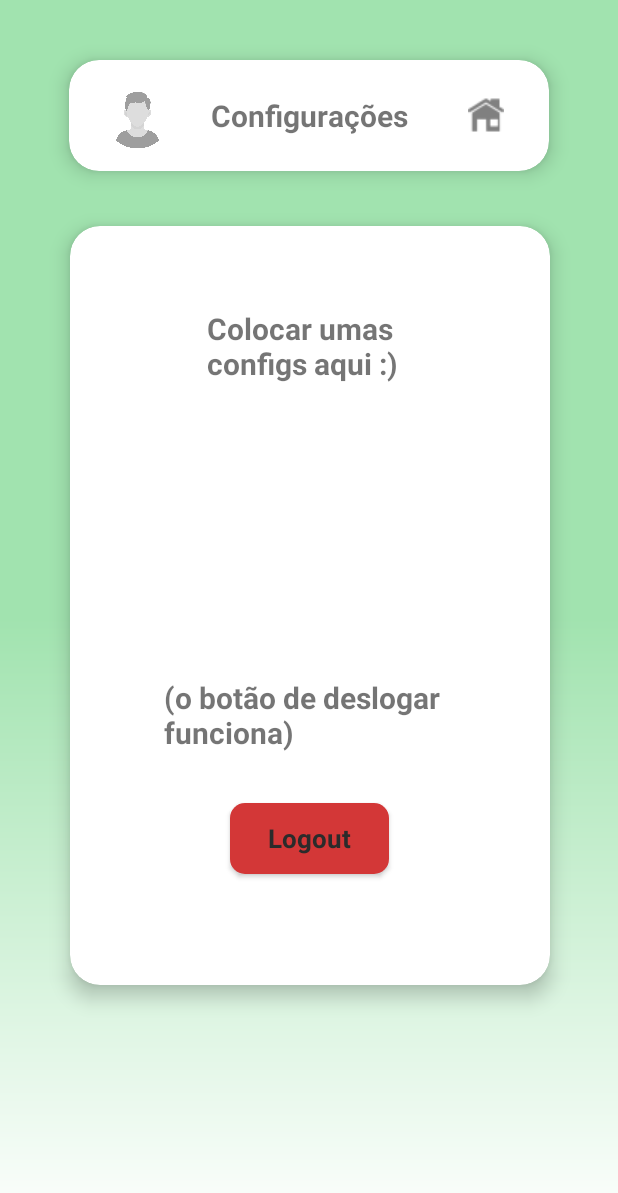
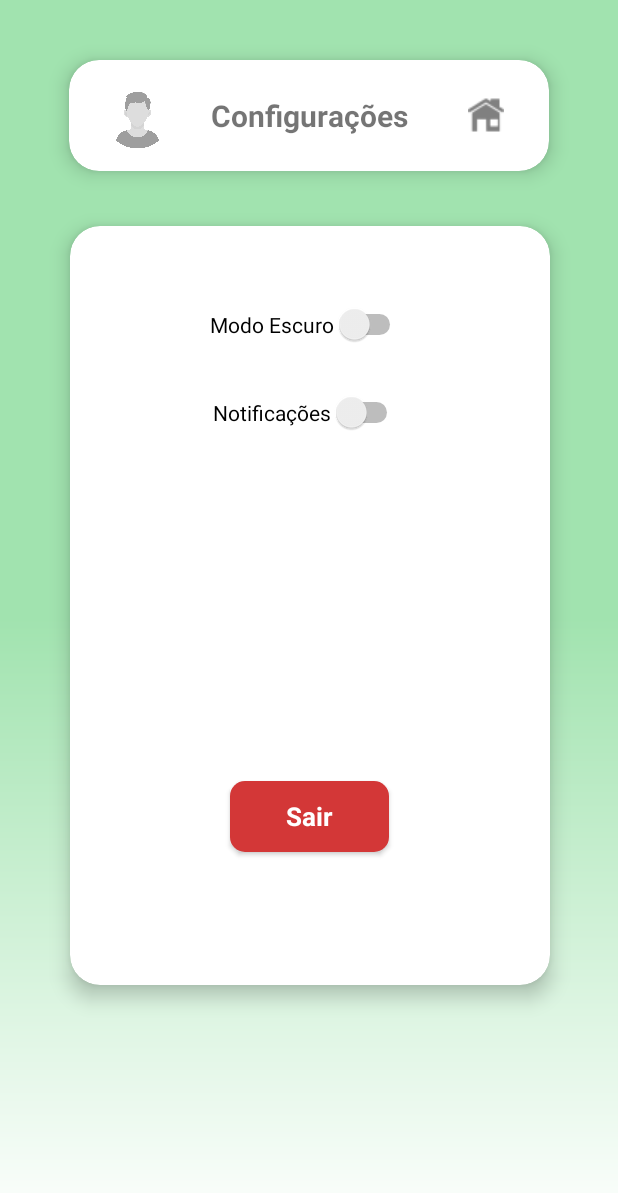
Before and after one commit to Little-Tooth-Tecnologies/tooth-wallet, an Android app: the SettingsActivity screen opened directly, with no data from a screen before it, on a phone screen of 412 x 824 dp. Shown: the top 1193 px of the screen. Run offline under Robolectric (Android 15) with nearby library versions, the light colour scheme and no system bars; our stand-ins replace Firebase (no records; nobody signed in at launch, a user with empty details on screens opened directly); Roboto replaces fonts that are not available here.

Commit message:
added dummy settings in settings page
added dummy settings for placeholder formats in the settings page.
this is necessary for the recording screen  today to submit the last stage of the project

```diff
--- a/app/src/main/res/layout/activity_settings.xml
+++ b/app/src/main/res/layout/activity_settings.xml
@@ -95,41 +95,13 @@
             <Button
                 android:id="@+id/buttonLogoff"
                 style="@style/buttonRed_logout"
+                android:onClick="logoutConfirmation"
                 android:text="@string/settings_logout_button"
-                android:onClick="logoutConfirmation"
+                android:textColor="@color/white"
                 app:layout_constraintBottom_toBottomOf="parent"
                 app:layout_constraintEnd_toEndOf="parent"
                 app:layout_constraintHorizontal_bias="0.497"
-                app:layout_constraintStart_toStartOf="parent"
-                app:layout_constraintTop_toBottomOf="@+id/settingsText2"
-                app:layout_constraintVertical_bias="0.0" />
-
-            <TextView
-                android:id="@+id/settingsText"
-                android:layout_width="136dp"
-                android:layout_height="83dp"
-                android:text="Colocar umas configs aqui :)"
-                android:textSize="20sp"
-                android:textStyle="bold"
-                app:layout_constraintBottom_toBottomOf="parent"
-                app:layout_constraintEnd_toEndOf="parent"
-                app:layout_constraintHorizontal_bias="0.496"
-                app:layout_constraintStart_toStartOf="parent"
-                app:layout_constraintTop_toTopOf="parent"
-                app:layout_constraintVertical_bias="0.108" />
-
-            <TextView
-                android:id="@+id/settingsText2"
-                android:layout_width="195dp"
-                android:layout_height="68dp"
-                android:text="(o botão de deslogar funciona)"
-                android:textSize="20sp"
-                android:textStyle="bold"
-                app:layout_constraintBottom_toBottomOf="parent"
-                app:layout_constraintEnd_toEndOf="parent"
-                app:layout_constraintStart_toStartOf="parent"
-                app:layout_constraintTop_toTopOf="parent"
-                app:layout_constraintVertical_bias="0.699" />
+                app:layout_constraintStart_toStartOf="parent" />
 
             <Button
                 android:id="@+id/button"
@@ -143,6 +115,30 @@
                 app:layout_constraintTop_toTopOf="parent"
                 app:layout_constraintVertical_bias="2.5" />
 
+            <Switch
+                android:id="@+id/switch1"
+                android:layout_width="wrap_content"
+                android:layout_height="wrap_content"
+                android:text="@string/darkMode"
+                app:layout_constraintBottom_toBottomOf="parent"
+                app:layout_constraintEnd_toEndOf="parent"
+                app:layout_constraintHorizontal_bias="0.491"
+                app:layout_constraintStart_toStartOf="parent"
+                app:layout_constraintTop_toTopOf="parent"
+                app:layout_constraintVertical_bias="0.088" />
+
+            <Switch
+                android:id="@+id/switch2"
+                android:layout_width="wrap_content"
+                android:layout_height="wrap_content"
+                android:text="@string/notifications"
+                app:layout_constraintBottom_toBottomOf="parent"
+                app:layout_constraintEnd_toEndOf="parent"
+                app:layout_constraintHorizontal_bias="0.494"
+                app:layout_constraintStart_toStartOf="parent"
+                app:layout_constraintTop_toTopOf="parent"
+                app:layout_constraintVertical_bias="0.218" />
+
         </androidx.constraintlayout.widget.ConstraintLayout>
 
     </androidx.cardview.widget.CardView>
--- a/app/src/main/res/values/strings.xml
+++ b/app/src/main/res/values/strings.xml
@@ -39,7 +39,7 @@
     <string name="login_emailInputButton" translatable="false">Login</string>
     <string name="home_add_button">Adicionar</string>
     <string name="home_add_plus" translatable="false">+</string>
-    <string name="settings_logout_button" translatable="false">Logout</string>
+    <string name="settings_logout_button" translatable="false">Sair</string>
     <string name="dialog_confirmation">Confirmar Logout?</string>
     <string name="dialog_confirmation_yes">Sim</string>
     <string name="dialog_confirmation_cancel">Cancelar</string>
@@ -69,6 +69,8 @@
     // Settings Constants
 
     <string name="settings_topText">Configurações</string>
+    <string name="darkMode">Modo Escuro</string>
+    <string name="notifications">Notificações</string>
 
     // Adding Payment/Expenses Constants
 
```
Also changed, not shown: 1 other file.
